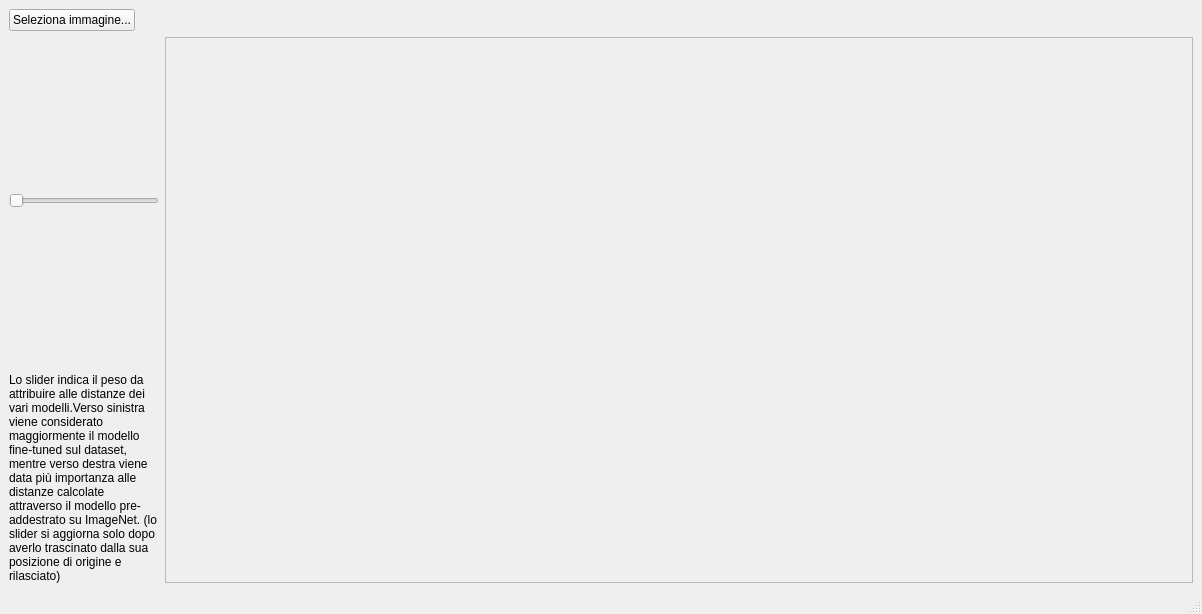
Qt form gui/similarity.ui (Gioelio/FoodX-251-Clean-and-classification) before a commit.
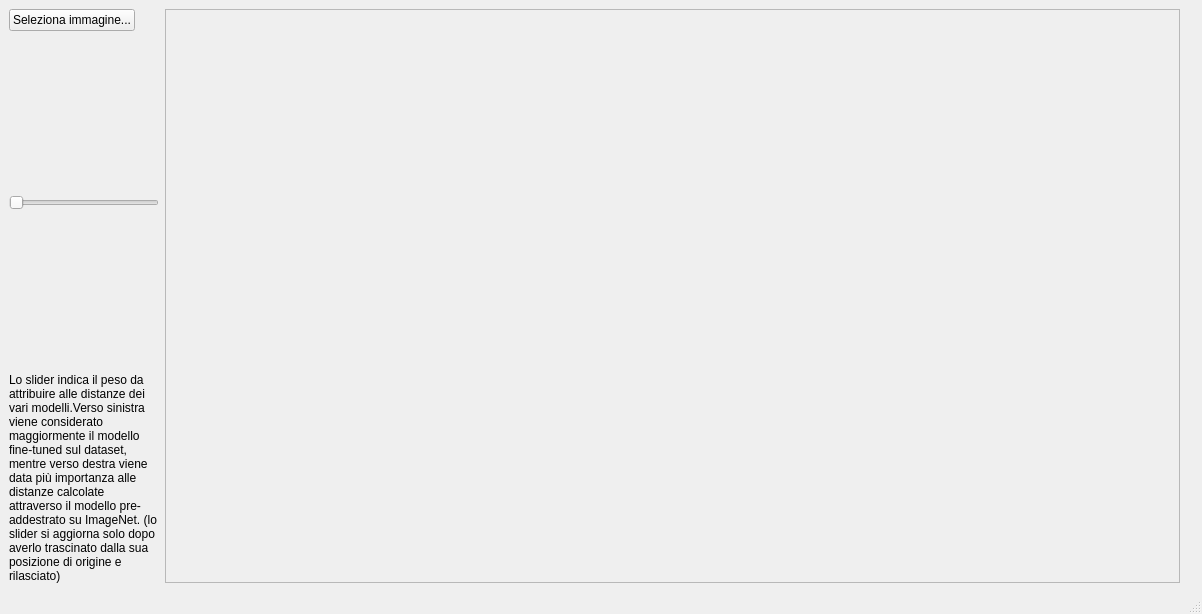
The same form after that commit.

Commit message: Fixed gui layout and updated requirements

```diff
--- a/gui/similarity.ui
+++ b/gui/similarity.ui
@@ -14,27 +14,9 @@
    <string>Ricerca immagini</string>
   </property>
   <widget class="QWidget" name="centralwidget">
-   <layout class="QFormLayout" name="formLayout_2">
-    <item row="0" column="0">
-     <widget class="QPushButton" name="buttonSelect">
-      <property name="text">
-       <string>Seleziona immagine...</string>
-      </property>
-     </widget>
-    </item>
-    <item row="0" column="1">
-     <layout class="QGridLayout" name="gridLayout">
-      <item row="0" column="0">
-       <widget class="QLabel" name="labelSelected">
-        <property name="text">
-         <string/>
-        </property>
-       </widget>
-      </item>
-     </layout>
-    </item>
-    <item row="1" column="0">
-     <layout class="QVBoxLayout" name="verticalLayout" stretch="0,0,0,0">
+   <layout class="QHBoxLayout" name="horizontalLayout">
+    <item>
+     <layout class="QVBoxLayout" name="verticalLayout" stretch="0,0,0,0,0">
       <property name="spacing">
        <number>10</number>
       </property>
@@ -50,6 +32,19 @@
       <property name="bottomMargin">
        <number>0</number>
       </property>
+      <item>
+       <widget class="QPushButton" name="buttonSelect">
+        <property name="sizePolicy">
+         <sizepolicy hsizetype="Fixed" vsizetype="Fixed">
+          <horstretch>0</horstretch>
+          <verstretch>0</verstretch>
+         </sizepolicy>
+        </property>
+        <property name="text">
+         <string>Seleziona immagine...</string>
+        </property>
+       </widget>
+      </item>
       <item>
        <widget class="QLabel" name="queryImg">
         <property name="sizePolicy">
@@ -71,6 +66,12 @@
       </item>
       <item>
        <widget class="QSlider" name="baseWeight">
+        <property name="sizePolicy">
+         <sizepolicy hsizetype="Preferred" vsizetype="Fixed">
+          <horstretch>0</horstretch>
+          <verstretch>0</verstretch>
+         </sizepolicy>
+        </property>
         <property name="orientation">
          <enum>Qt::Horizontal</enum>
         </property>
@@ -113,7 +114,7 @@
       </item>
      </layout>
     </item>
-    <item row="1" column="1">
+    <item>
      <widget class="QScrollArea" name="gridImages">
       <property name="maximumSize">
        <size>
@@ -129,13 +130,24 @@
         <rect>
          <x>0</x>
          <y>0</y>
-         <width>1004</width>
-         <height>516</height>
+         <width>978</width>
+         <height>537</height>
         </rect>
        </property>
       </widget>
      </widget>
     </item>
+    <item>
+     <layout class="QGridLayout" name="gridLayout">
+      <item row="0" column="0">
+       <widget class="QLabel" name="labelSelected">
+        <property name="text">
+         <string/>
+        </property>
+       </widget>
+      </item>
+     </layout>
+    </item>
    </layout>
   </widget>
   <widget class="QMenuBar" name="menubar">
@@ -144,7 +156,7 @@
      <x>0</x>
      <y>0</y>
      <width>1202</width>
-     <height>23</height>
+     <height>24</height>
     </rect>
    </property>
   </widget>
```
The commit also changes 1 other file.
